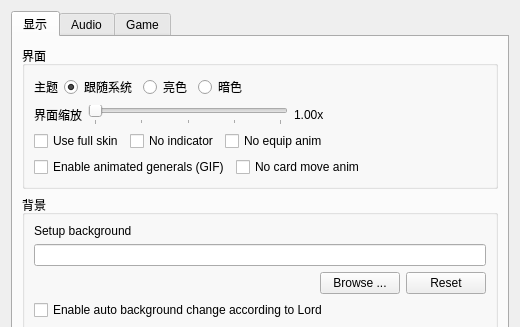
This is src/dialog/configdialog.ui in lolosiyue/Qsanguosha-sijyu as Qt 5 draws it before an edit; both pictures show x 0 to 520 and y 0 to 327 of the 520 by 620 pixel window. The edited form follows.
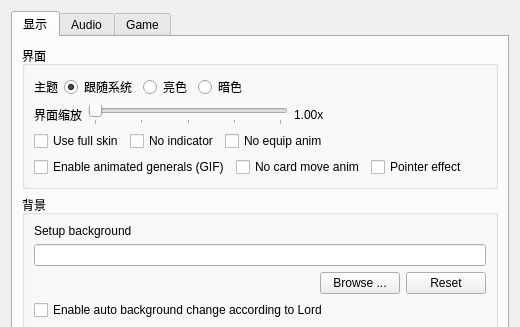
This is the edited form.

Commit message:
feat: drop home QML bundled images from repo and add pointer effect overlay
- ignore and untrack qml/home image assets (character/nav png, icon svg); strip them from home_assets.qrc
- guard home background Image against empty backdrop sources now that art ships externally
- add configurable PointerEffectOverlay with EnablePointerEffect setting and config dialog toggle

Diff of the .ui file:
```diff
--- a/src/dialog/configdialog.ui
+++ b/src/dialog/configdialog.ui
@@ -209,6 +209,13 @@
               </property>
              </widget>
             </item>
+            <item>
+             <widget class="QCheckBox" name="enablePointerEffectCheckBox">
+              <property name="text">
+               <string>Pointer effect</string>
+              </property>
+             </widget>
+            </item>
             <item>
              <spacer name="animOptionsSpacer">
               <property name="orientation">
```
The commit also changes 36 other files.
